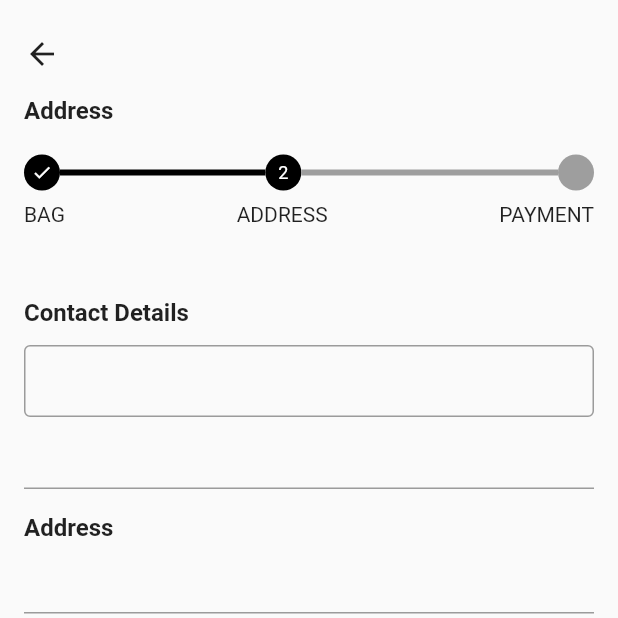
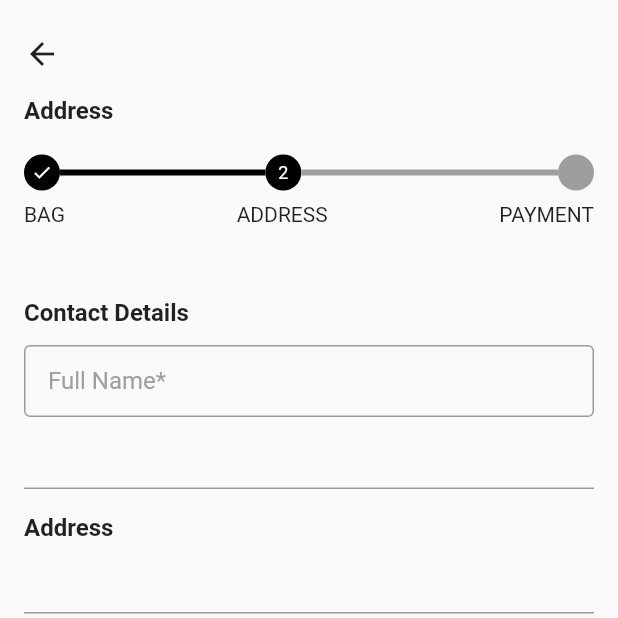
Before and after one commit to JAICHANGPARK/flutter_notebook_20th_story, a Flutter app: the screen it shows after launch, on a phone screen of 412 x 824 dp, the top half of it. Run offline on Flutter 3.47's test engine with Material 2 defaults, Android fonts, the phone set to English and light mode, and no system bars; our stand-ins replace badges, date_picker_timeline, dotted_border, dotted_line, flutter_riverpod, flutter_svg and 4 more; missing offline and left inert: barcode.

Commit message:
Update checkout_address_screen.dart

```diff
--- a/lib/ep1199_e_commerce_checkout/src/ui/checkout_address_screen.dart
+++ b/lib/ep1199_e_commerce_checkout/src/ui/checkout_address_screen.dart
@@ -119,7 +119,11 @@ class _CheckoutAddressScreenState extends State<CheckoutAddressScreen> {
                           child: TextField(
                             decoration: InputDecoration(
                               border: OutlineInputBorder(),
-
+                              hintText: "Full Name*",
+                              hintStyle: TextStyle(
+                                color: Colors.grey,
+                              ),
+                              contentPadding: EdgeInsets.symmetric(horizontal: 16)
                             ),
                           ),
                         ),
```
